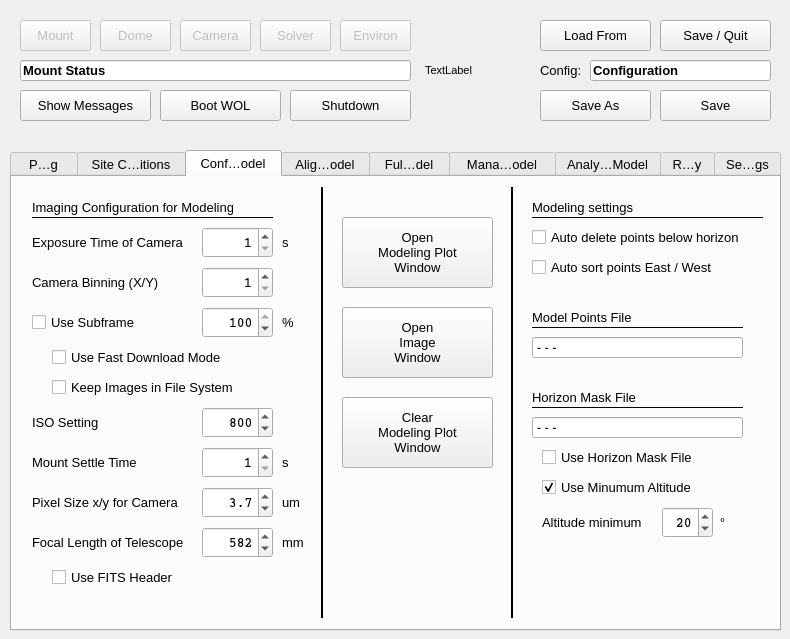
Before: the Qt Designer form mountwizzard/gui/wizzard_main_ui.ui in sayitfast/MountWizzard3, drawn with Qt 5.
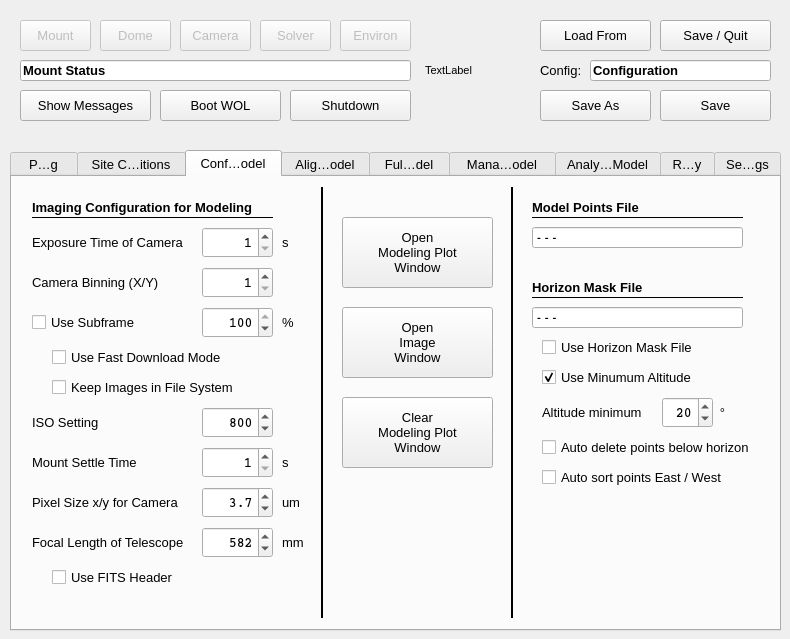
After: the same form once the commit is applied. The open tabs and pages were chosen to show the change. Custom widgets are drawn as their Qt base class.

Patch:
```diff
--- a/mountwizzard/gui/wizzard_main_ui.ui
+++ b/mountwizzard/gui/wizzard_main_ui.ui
@@ -3891,27 +3891,11 @@
     <attribute name="title">
      <string>Config Model</string>
     </attribute>
-    <widget class="Line" name="line_45">
-     <property name="geometry">
-      <rect>
-       <x>520</x>
-       <y>40</y>
-       <width>231</width>
-       <height>1</height>
-      </rect>
-     </property>
-     <property name="frameShadow">
-      <enum>QFrame::Plain</enum>
-     </property>
-     <property name="orientation">
-      <enum>Qt::Horizontal</enum>
-     </property>
-    </widget>
     <widget class="QCheckBox" name="checkSortPoints">
      <property name="geometry">
       <rect>
-       <x>520</x>
-       <y>80</y>
+       <x>530</x>
+       <y>290</y>
        <width>211</width>
        <height>20</height>
       </rect>
@@ -4000,29 +3984,11 @@
 Window</string>
      </property>
     </widget>
-    <widget class="QLabel" name="label_205">
-     <property name="geometry">
-      <rect>
-       <x>520</x>
-       <y>20</y>
-       <width>111</width>
-       <height>21</height>
-      </rect>
-     </property>
-     <property name="font">
-      <font>
-       <pointsize>10</pointsize>
-      </font>
-     </property>
-     <property name="text">
-      <string>Modeling settings</string>
-     </property>
-    </widget>
     <widget class="QCheckBox" name="checkDeletePointsHorizonMask">
      <property name="geometry">
       <rect>
-       <x>520</x>
-       <y>50</y>
+       <x>530</x>
+       <y>260</y>
        <width>211</width>
        <height>20</height>
       </rect>
@@ -4065,7 +4031,7 @@
      <property name="geometry">
       <rect>
        <x>700</x>
-       <y>330</y>
+       <y>220</y>
        <width>21</width>
        <height>31</height>
       </rect>
@@ -4089,7 +4055,7 @@
      <property name="geometry">
       <rect>
        <x>530</x>
-       <y>300</y>
+       <y>190</y>
        <width>211</width>
        <height>21</height>
       </rect>
@@ -4113,7 +4079,7 @@
      <property name="geometry">
       <rect>
        <x>530</x>
-       <y>270</y>
+       <y>160</y>
        <width>211</width>
        <height>21</height>
       </rect>
@@ -4137,7 +4103,7 @@
      <property name="geometry">
       <rect>
        <x>520</x>
-       <y>160</y>
+       <y>50</y>
        <width>211</width>
        <height>21</height>
       </rect>
@@ -4173,7 +4139,7 @@
      <property name="geometry">
       <rect>
        <x>520</x>
-       <y>240</y>
+       <y>130</y>
        <width>211</width>
        <height>21</height>
       </rect>
@@ -4209,7 +4175,7 @@
      <property name="geometry">
       <rect>
        <x>520</x>
-       <y>230</y>
+       <y>120</y>
        <width>211</width>
        <height>1</height>
       </rect>
@@ -4230,7 +4196,7 @@
      <property name="geometry">
       <rect>
        <x>530</x>
-       <y>330</y>
+       <y>220</y>
        <width>111</width>
        <height>31</height>
       </rect>
@@ -4248,14 +4214,16 @@
      <property name="geometry">
       <rect>
        <x>520</x>
-       <y>130</y>
-       <width>211</width>
+       <y>20</y>
+       <width>121</width>
        <height>21</height>
       </rect>
      </property>
      <property name="font">
       <font>
        <pointsize>10</pointsize>
+       <weight>75</weight>
+       <bold>true</bold>
       </font>
      </property>
      <property name="text">
@@ -4266,14 +4234,16 @@
      <property name="geometry">
       <rect>
        <x>520</x>
-       <y>210</y>
-       <width>111</width>
+       <y>100</y>
+       <width>121</width>
        <height>21</height>
       </rect>
      </property>
      <property name="font">
       <font>
        <pointsize>10</pointsize>
+       <weight>75</weight>
+       <bold>true</bold>
       </font>
      </property>
      <property name="text">
@@ -4284,7 +4254,7 @@
      <property name="geometry">
       <rect>
        <x>650</x>
-       <y>330</y>
+       <y>220</y>
        <width>51</width>
        <height>31</height>
       </rect>
@@ -4322,7 +4292,7 @@
      <property name="geometry">
       <rect>
        <x>520</x>
-       <y>150</y>
+       <y>40</y>
        <width>211</width>
        <height>1</height>
       </rect>
@@ -4478,13 +4448,15 @@
       <rect>
        <x>20</x>
        <y>20</y>
-       <width>201</width>
+       <width>231</width>
        <height>21</height>
       </rect>
      </property>
      <property name="font">
       <font>
        <pointsize>10</pointsize>
+       <weight>75</weight>
+       <bold>true</bold>
       </font>
      </property>
      <property name="text">
```
Left out of the diff: 93 changed lines with no effect on the pictures.
